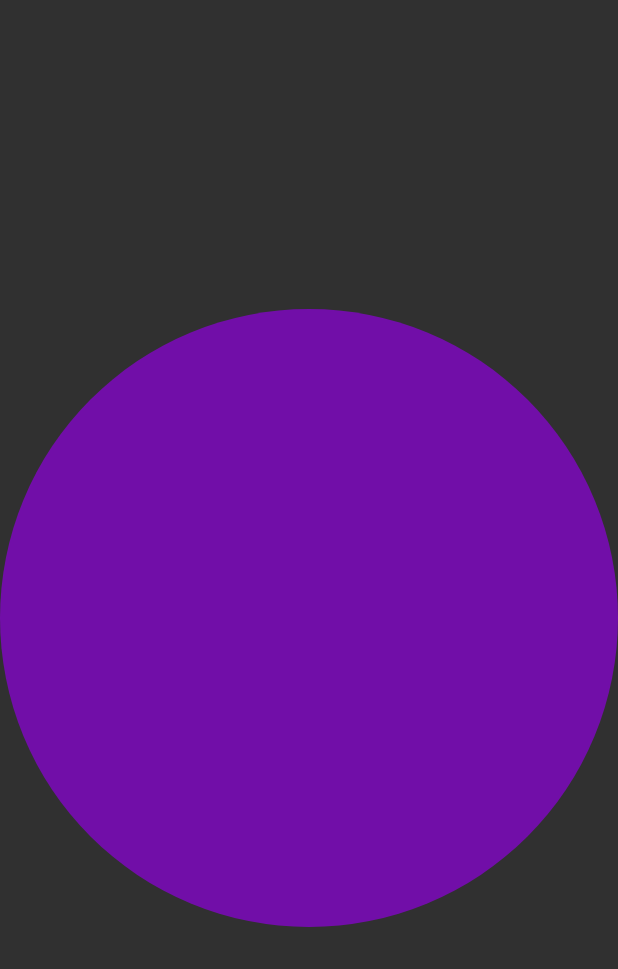
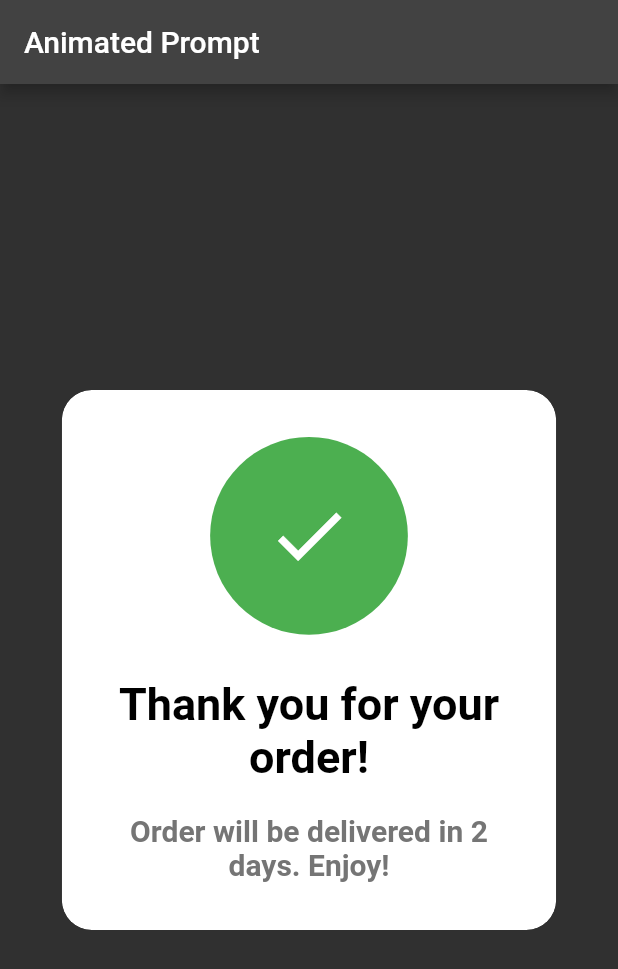
Before and after one commit to LordOlumide/animations_tutorial, a Flutter app: the screen it shows after launch, on a phone screen of 412 x 824 dp. Shown: the top 969 px of the screen. Run offline on Flutter 3.47's test engine with Material 2 defaults, Android fonts, the phone set to English and light mode, and no system bars.

```diff
--- /dev/null
+++ b/lib/app/screens/ex9_animated_prompt.dart
@@ -0,0 +1,167 @@
+import 'package:flutter/material.dart';
+
+class Example9 extends StatelessWidget {
+  const Example9({Key? key}) : super(key: key);
+
+  @override
+  Widget build(BuildContext context) {
+    return Scaffold(
+      appBar: AppBar(
+        title: const Text('Animated Prompt'),
+      ),
+      body: const Center(
+        child: AnimatedPrompt(
+          title: 'Thank you for your order!',
+          subTitle: 'Order will be delivered in 2 days. Enjoy!',
+          icon: Icon(Icons.check),
+          iconBGColor: Colors.green,
+        ),
+      ),
+    );
+  }
+}
+
+class AnimatedPrompt extends StatefulWidget {
+  final String title;
+  final String subTitle;
+  final Widget icon;
+  final Color iconBGColor;
+
+  const AnimatedPrompt({
+    Key? key,
+    required this.title,
+    required this.subTitle,
+    required this.icon,
+    required this.iconBGColor,
+  }) : super(key: key);
+
+  @override
+  State<AnimatedPrompt> createState() => _AnimatedPromptState();
+}
+
+class _AnimatedPromptState extends State<AnimatedPrompt>
+    with SingleTickerProviderStateMixin {
+  late final AnimationController _controller;
+
+  late final Animation<double> _iconScaleAnimation;
+  late final Animation<double> _containerScaleAnimation;
+  late final Animation<Offset> _containerYAnim;
+
+  @override
+  void initState() {
+    super.initState();
+    _controller = AnimationController(
+      vsync: this,
+      duration: const Duration(seconds: 1),
+    );
+
+    _containerYAnim = Tween<Offset>(
+      begin: const Offset(0, 0),
+      end: const Offset(0, -0.23),
+    ).animate(
+      CurvedAnimation(
+        parent: _controller,
+        curve: Curves.easeInOut,
+      ),
+    );
+
+    _iconScaleAnimation = Tween<double>(begin: 7.0, end: 6.0).animate(
+      CurvedAnimation(parent: _controller, curve: Curves.easeInOut),
+    );
+
+    _containerScaleAnimation = Tween<double>(begin: 2.0, end: 0.4).animate(
+      CurvedAnimation(parent: _controller, curve: Curves.bounceOut),
+    );
+  }
+
+  @override
+  void dispose() {
+    _controller.dispose();
+    super.dispose();
+  }
+
+  @override
+  Widget build(BuildContext context) {
+    _controller
+      ..reset()
+      ..forward();
+
+    final BorderRadius borderRadius = BorderRadius.circular(20);
+
+    return ClipRRect(
+      borderRadius: borderRadius,
+      child: Container(
+        decoration: BoxDecoration(
+          color: Colors.white,
+          borderRadius: borderRadius,
+          boxShadow: [
+            BoxShadow(
+              color: Colors.black.withOpacity(0.2),
+              spreadRadius: 5,
+              blurRadius: 7,
+              offset: const Offset(0, 3),
+            ),
+          ],
+        ),
+        child: ConstrainedBox(
+          constraints: BoxConstraints(
+            minWidth: 100,
+            minHeight: 100,
+            maxWidth: MediaQuery.of(context).size.width * 0.8,
+            maxHeight: MediaQuery.of(context).size.height * 0.8,
+          ),
+          child: Stack(
+            children: [
+              Padding(
+                padding: const EdgeInsets.all(32.0),
+                child: Column(
+                  mainAxisSize: MainAxisSize.min,
+                  children: [
+                    const SizedBox(height: 160),
+                    Text(
+                      widget.title,
+                      textAlign: TextAlign.center,
+                      style: const TextStyle(
+                        fontSize: 30,
+                        fontWeight: FontWeight.bold,
+                        color: Colors.black,
+                      ),
+                    ),
+                    const SizedBox(height: 20),
+                    Text(
+                      widget.subTitle,
+                      textAlign: TextAlign.center,
+                      style: TextStyle(
+                        fontSize: 20,
+                        fontWeight: FontWeight.bold,
+                        color: Colors.grey[600],
+                      ),
+                    ),
+                  ],
+                ),
+              ),
+              Positioned.fill(
+                child: SlideTransition(
+                  position: _containerYAnim,
+                  child: ScaleTransition(
+                    scale: _containerScaleAnimation,
+                    child: Container(
+                      decoration: BoxDecoration(
+                        shape: BoxShape.circle,
+                        color: widget.iconBGColor,
+                      ),
+                      child: ScaleTransition(
+                        scale: _iconScaleAnimation,
+                        child: widget.icon,
+                      ),
+                    ),
+                  ),
+                ),
+              ),
+            ],
+          ),
+        ),
+      ),
+    );
+  }
+}
--- a/lib/main.dart
+++ b/lib/main.dart
@@ -1,4 +1,4 @@
-import 'package:animations_tutorial/app/screens/ex6_tween_anim_builder_and_clips.dart';
+import 'package:animations_tutorial/app/screens/ex9_animated_prompt.dart';
 import 'package:flutter/material.dart';
 
 void main() {
@@ -13,7 +13,7 @@ class MyApp extends StatelessWidget {
     return MaterialApp(
       theme: ThemeData(brightness: Brightness.dark),
       title: 'Animations tutorial',
-      home: const Example6(),
+      home: const Example9(),
     );
   }
 }
```
Also changed, not shown: lib/app/screens/ex7_custompaint_and_polygons.dart (added, +140 -0 lines), lib/app/screens/ex8_3d_drawer.dart (added, +126 -0 lines).
